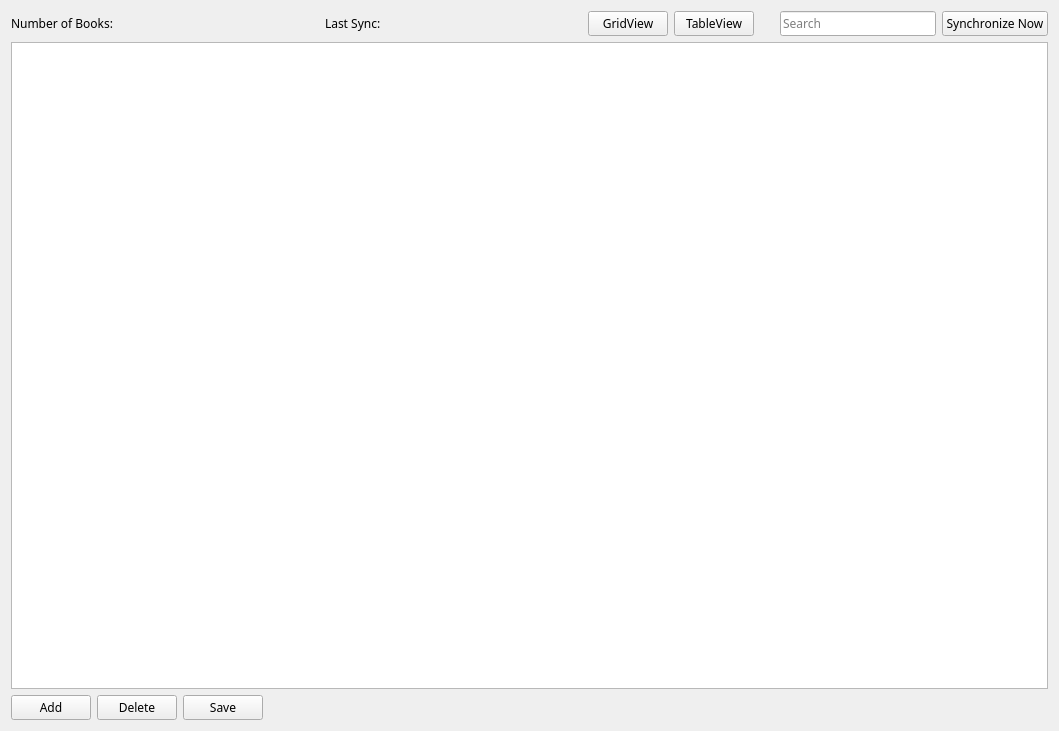
The window that src/forms/booksection.ui (yunag/QLibraryManagementSystem) describes before a commit, drawn with Qt 5.
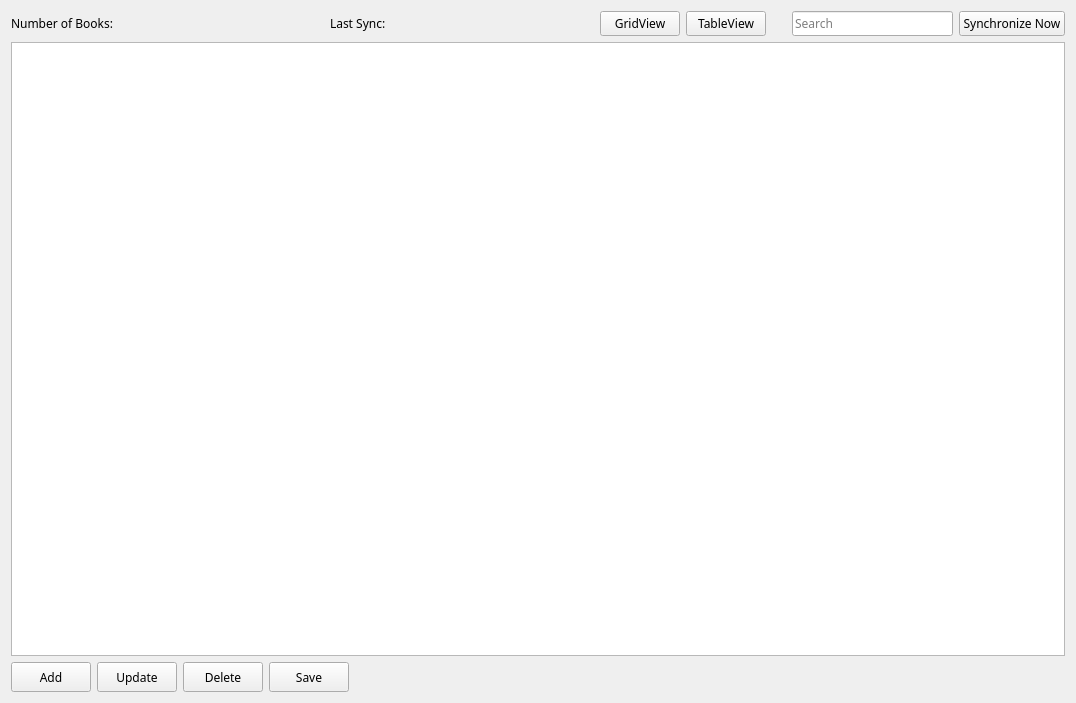
The same window after the commit. Icons and pictures are not drawn. Custom widgets are drawn as their Qt base class.

Diff of the .ui file:
```diff
--- a/src/forms/booksection.ui
+++ b/src/forms/booksection.ui
@@ -6,8 +6,8 @@
    <rect>
     <x>0</x>
     <y>0</y>
-    <width>1059</width>
-    <height>731</height>
+    <width>1076</width>
+    <height>703</height>
    </rect>
   </property>
   <property name="sizePolicy">
@@ -241,6 +241,12 @@
    </item>
    <item>
     <widget class="QListView" name="bookListView">
+     <property name="sizePolicy">
+      <sizepolicy hsizetype="Ignored" vsizetype="Expanding">
+       <horstretch>0</horstretch>
+       <verstretch>0</verstretch>
+      </sizepolicy>
+     </property>
      <property name="styleSheet">
       <string notr="true">QListView::item:selected {
 	border-top: 2px solid black;
@@ -271,6 +277,15 @@
      </property>
      <item>
       <widget class="QPushButton" name="addButton">
+       <property name="enabled">
+        <bool>true</bool>
+       </property>
+       <property name="minimumSize">
+        <size>
+         <width>0</width>
+         <height>30</height>
+        </size>
+       </property>
        <property name="font">
         <font>
          <family>Montserrat</family>
@@ -281,8 +296,35 @@
        </property>
       </widget>
      </item>
+     <item>
+      <widget class="QPushButton" name="updateButton">
+       <property name="minimumSize">
+        <size>
+         <width>0</width>
+         <height>30</height>
+        </size>
+       </property>
+       <property name="font">
+        <font>
+         <family>Montserrat</family>
+        </font>
+       </property>
+       <property name="styleSheet">
+        <string notr="true"/>
+       </property>
+       <property name="text">
+        <string>Update</string>
+       </property>
+      </widget>
+     </item>
      <item>
       <widget class="QPushButton" name="deleteButton">
+       <property name="minimumSize">
+        <size>
+         <width>0</width>
+         <height>30</height>
+        </size>
+       </property>
        <property name="font">
         <font>
          <family>Montserrat</family>
@@ -295,6 +337,12 @@
      </item>
      <item>
       <widget class="QPushButton" name="saveChangesButton">
+       <property name="minimumSize">
+        <size>
+         <width>0</width>
+         <height>30</height>
+        </size>
+       </property>
        <property name="font">
         <font>
          <family>Montserrat</family>
@@ -319,18 +367,18 @@
       </spacer>
      </item>
      <item>
-      <widget class="Pagination" name="pagination">
+      <widget class="Pagination" name="pagination" native="true">
        <property name="sizePolicy">
-        <sizepolicy hsizetype="Maximum" vsizetype="Maximum">
+        <sizepolicy hsizetype="Maximum" vsizetype="Preferred">
          <horstretch>0</horstretch>
          <verstretch>0</verstretch>
         </sizepolicy>
        </property>
-       <property name="frameShape">
-        <enum>QFrame::StyledPanel</enum>
-       </property>
-       <property name="frameShadow">
-        <enum>QFrame::Raised</enum>
+       <property name="minimumSize">
+        <size>
+         <width>50</width>
+         <height>0</height>
+        </size>
        </property>
       </widget>
      </item>
@@ -341,7 +389,7 @@
  <customwidgets>
   <customwidget>
    <class>Pagination</class>
-   <extends>QFrame</extends>
+   <extends>QWidget</extends>
    <header>pagination.h</header>
    <container>1</container>
   </customwidget>
```
Left out of the diff: 5 changed lines with no effect on the pictures.
